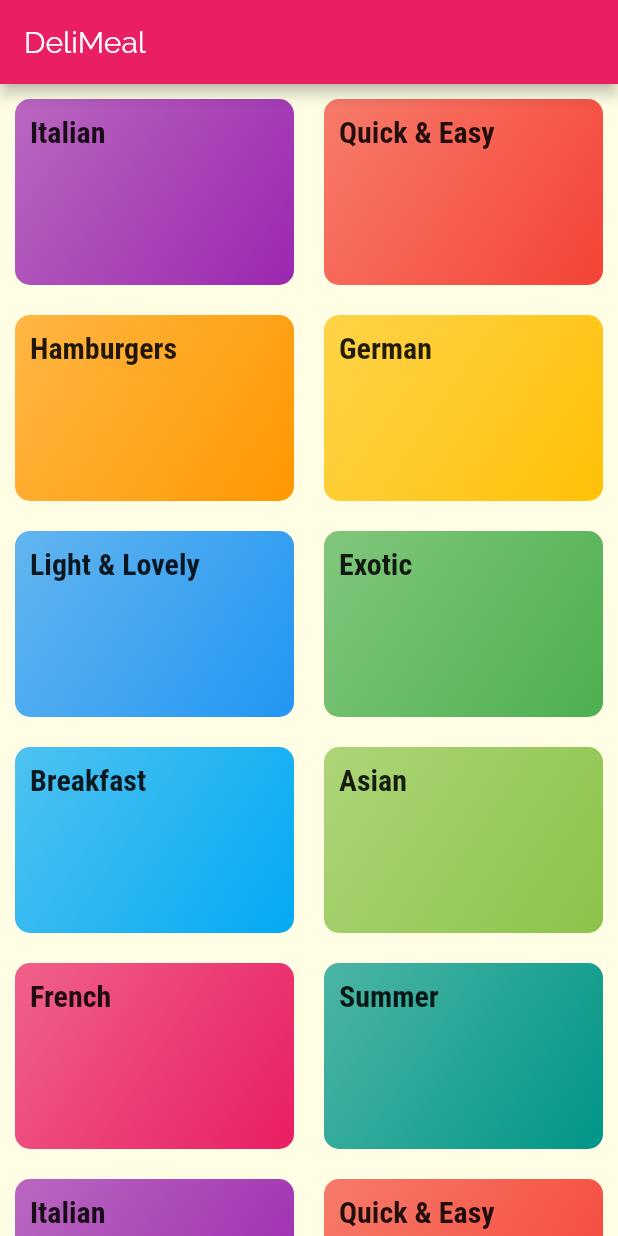
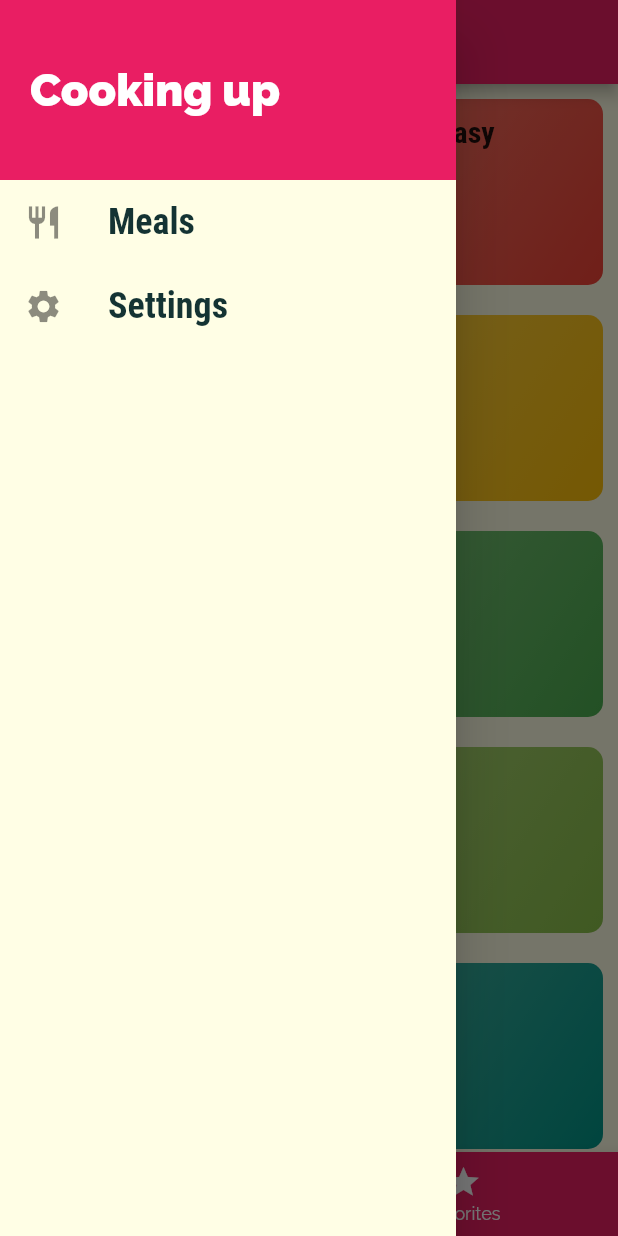
Before and after one commit to mohammad-adk/meals_app, a Flutter app: the screen it shows after launch, with the side drawer open (before the commit the screen has no drawer), on a phone screen of 412 x 824 dp. Run offline on Flutter 3.47's test engine with Material 2 defaults, Android fonts, the phone set to English and light mode, and no system bars.

Commit message:
settings, drawer and tabBar added

```diff
--- a/lib/main.dart
+++ b/lib/main.dart
@@ -1,13 +1,51 @@
 import 'package:flutter/material.dart';
-import 'package:meals/screens/meal_detail_screen.dart';
 
+import './dummy_data.dart';
+import './models/meal.dart';
+import './screens/filters_screen.dart';
+import './screens/meal_detail_screen.dart';
+import './screens/tabs_screen.dart';
 import './screens/categories_screen.dart';
 import './screens/category_meals_screen.dart';
 
-
 void main() => runApp(MyApp());
 
-class MyApp extends StatelessWidget {
+class MyApp extends StatefulWidget {
+  @override
+  _MyAppState createState() => _MyAppState();
+}
+
+class _MyAppState extends State<MyApp> {
+  Map<String, bool> _filters = {
+    'gluten': false,
+    'lactose': false,
+    'vegan': false,
+    'vegetarian': false,
+  };
+  List<Meal> _availableMeals = DUMMY_MEALS;
+  List<Meal> _favoriteMeals = [];
+
+  void _setFilters(Map<String, bool> filterData) {
+    setState(() {
+      _filters = filterData;
+      _availableMeals = DUMMY_MEALS.where((meal) {
+        if (_filters['gluten'] && !meal.isGlutenFree) {
+          return false;
+        }
+        if (_filters['lactose'] && !meal.isLactoseFree) {
+          return false;
+        }
+        if (_filters['vegan'] && !meal.isVegan) {
+          return false;
+        }
+        if (_filters['vegetarian'] && !meal.isVegetarian) {
+          return false;
+        }
+        return true;
+      }).toList();
+    });
+  }
+
   @override
   Widget build(BuildContext context) {
     return MaterialApp(
@@ -30,10 +68,13 @@ class MyApp extends StatelessWidget {
               fontWeight: FontWeight.bold,
             )),
       ),
-      home: CategoriesScreen(),
+      initialRoute: '/',
+//      home: TabsScreen(),
       routes: {
-        '/category-meals': (ctx) => CategoryMealsScreen(),
+        '/': (ctx) => TabsScreen(),
+        '/category-meals': (ctx) => CategoryMealsScreen(_availableMeals),
         '/meal-detail': (ctx) => MealDetailScreen(),
+        '/filters': (ctx) => FiltersScreen(_filters, _setFilters)
       },
     );
   }
--- a/lib/screens/categories_screen.dart
+++ b/lib/screens/categories_screen.dart
@@ -6,12 +6,7 @@ import '../widgets/category_item.dart';
 class CategoriesScreen extends StatelessWidget {
   @override
   Widget build(BuildContext context) {
-    return Scaffold(
-      appBar: AppBar(
-        backgroundColor: Theme.of(context).primaryColor,
-        title: Text('DeliMeal'),
-      ),
-      body: GridView(
+    return GridView(
       padding: EdgeInsets.all(10),
       children: DUMMY_CATEGORIES
           .map((catData) =>
@@ -23,7 +18,6 @@ class CategoriesScreen extends StatelessWidget {
         mainAxisSpacing: 20,
         childAspectRatio: 3 / 2,
       ),
-      ),
     );
   }
 }
--- a/lib/screens/meal_detail_screen.dart
+++ b/lib/screens/meal_detail_screen.dart
@@ -78,6 +78,12 @@ class MealDetailScreen extends StatelessWidget {
           ],
         ),
       ),
+      floatingActionButton: FloatingActionButton(
+        child: Icon(Icons.delete),
+        onPressed: () {
+          Navigator.of(context).pop(mealId);
+        },
+      ),
     );
   }
 }
--- /dev/null
+++ b/lib/screens/tabs_screen.dart
@@ -0,0 +1,59 @@
+import 'package:flutter/material.dart';
+
+import './categories_screen.dart';
+import './favorites_screen.dart';
+import '../widgets/main_drawer.dart';
+
+class TabsScreen extends StatefulWidget {
+  @override
+  _TabsScreenState createState() => _TabsScreenState();
+}
+
+class _TabsScreenState extends State<TabsScreen> {
+  final List<Map<String, Object>> _pages = [
+    {
+      'page': CategoriesScreen(),
+      'title': 'Categories',
+    },
+    {'page': FavoritesScreen(), 'title': 'Favorites'}
+  ];
+
+  int _selectedPage = 0;
+
+  void _selectPage(int index) {
+    setState(() {
+      _selectedPage = index;
+    });
+  }
+
+  @override
+  Widget build(BuildContext context) {
+    return Scaffold(
+      appBar: AppBar(
+        title: Text(_pages[_selectedPage]['title']),
+      ),
+      drawer: MainDrawer(),
+      body: _pages[_selectedPage]['page'],
+      bottomNavigationBar: BottomNavigationBar(
+        backgroundColor: Theme.of(context).primaryColor,
+        unselectedItemColor: Colors.white,
+        selectedItemColor: Theme.of(context).accentColor,
+        currentIndex: _selectedPage,
+        onTap: _selectPage,
+        items: [
+          BottomNavigationBarItem(
+              icon: Icon(
+                Icons.category,
+              ),
+              title: Text('Categories')),
+          BottomNavigationBarItem(
+            icon: Icon(
+              Icons.star,
+            ),
+            title: Text('Favorites'),
+          )
+        ],
+      ),
+    );
+  }
+}
--- /dev/null
+++ b/lib/widgets/main_drawer.dart
@@ -0,0 +1,49 @@
+import 'package:flutter/material.dart';
+
+class MainDrawer extends StatelessWidget {
+  Widget buildListTile(String title, IconData icon, Function tapHandler) {
+    return ListTile(
+      leading: Icon(
+        icon,
+        size: 26,
+      ),
+      title: Text(
+        title,
+        style: TextStyle(
+            fontSize: 24,
+            fontFamily: 'RobotoCondensed',
+            fontWeight: FontWeight.bold),
+      ),
+      onTap: tapHandler,
+    );
+  }
+
+  @override
+  Widget build(BuildContext context) {
+    return Drawer(
+      child: Column(
+        children: <Widget>[
+          Container(
+            height: 120,
+            width: double.infinity,
+            padding: EdgeInsets.all(20),
+            alignment: Alignment.centerLeft,
+            color: Colors.pink,
+            child: Text(
+              'Cooking up',
+              style: TextStyle(
+                fontWeight: FontWeight.w900,
+                fontSize: 30,
+                color: Colors.white,
+              ),
+            ),
+          ),
+          buildListTile('Meals', Icons.restaurant,
+              () => Navigator.pushNamed(context, '/')),
+          buildListTile('Settings', Icons.settings,
+              () => Navigator.pushNamed(context, '/filters')),
+        ],
+      ),
+    );
+  }
+}
```
Also changed, not shown: lib/screens/category_meals_screen.dart (+44 -16 lines), lib/screens/favorites_screen.dart (added, +10 -0 lines), lib/screens/filters_screen.dart (added, +103 -0 lines), lib/widgets/category_item.dart (+6 -3 lines), lib/widgets/meal_item.dart (+12 -1 lines). Lines whose indentation alone changed are shown as unchanged.
